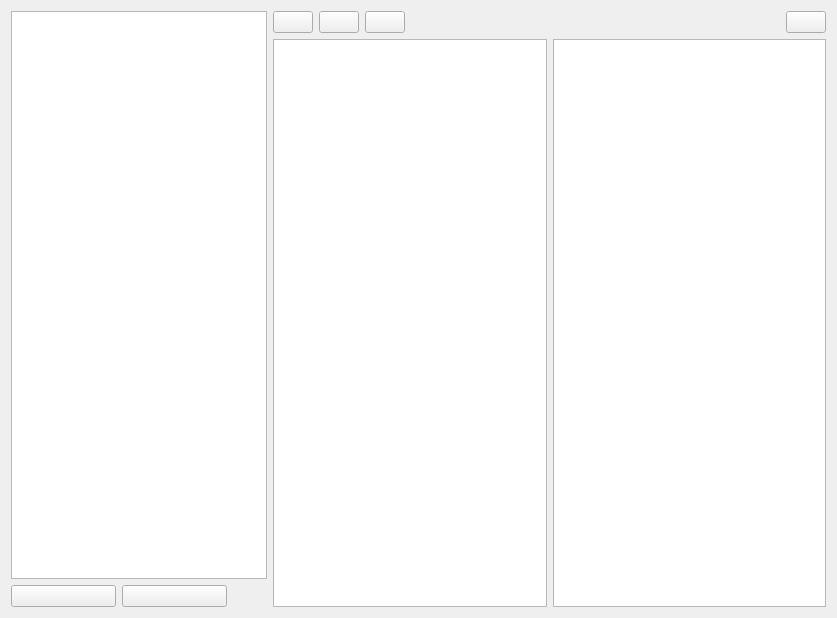
Above: src/mainwindow.ui from stepanmracek/marknotes before the change. Below: the same form after it.
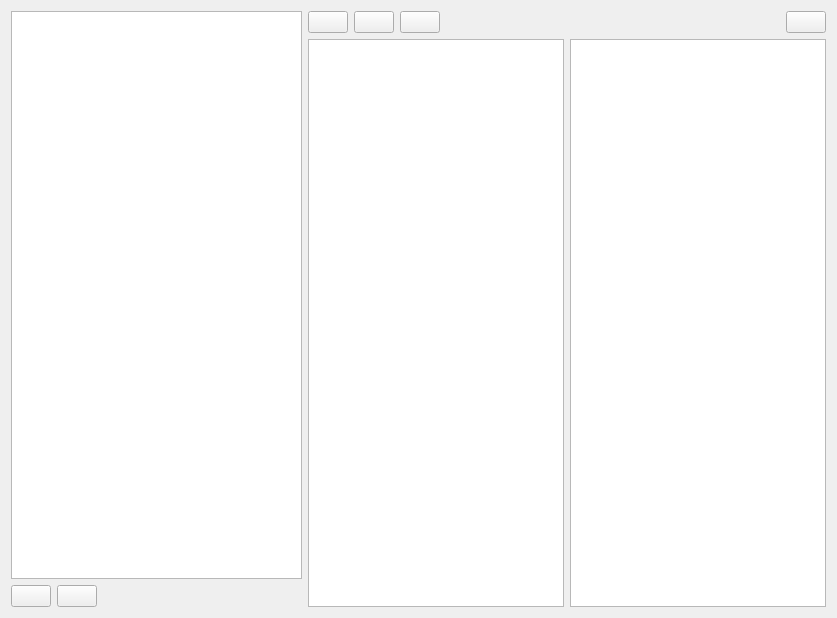
That is the form after the change. Icons and pictures are not drawn.

Patch:
```diff
--- a/src/mainwindow.ui
+++ b/src/mainwindow.ui
@@ -20,7 +20,7 @@
       <item>
        <widget class="QTreeWidget" name="treeWidget">
         <property name="sizePolicy">
-         <sizepolicy hsizetype="Preferred" vsizetype="Expanding">
+         <sizepolicy hsizetype="Expanding" vsizetype="Expanding">
           <horstretch>0</horstretch>
           <verstretch>0</verstretch>
          </sizepolicy>
@@ -67,7 +67,7 @@
            <enum>Qt::Horizontal</enum>
           </property>
           <property name="sizeType">
-           <enum>QSizePolicy::Minimum</enum>
+           <enum>QSizePolicy::Expanding</enum>
           </property>
           <property name="sizeHint" stdset="0">
            <size>
```
Left out of the diff: 12 changed lines with no effect on the pictures.
